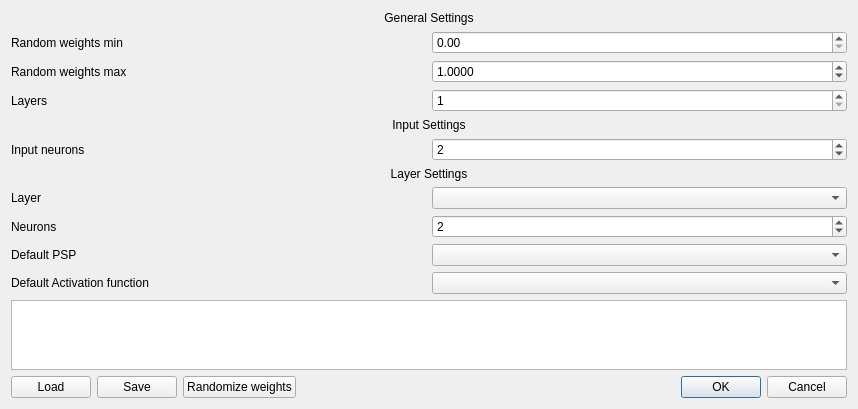
First picture: the form in NeuralNetwork/pl/edu/agh/neural/gui/creator/NetworkCreatorUi.ui, repository Pharisaeus/Neural, before the edit.
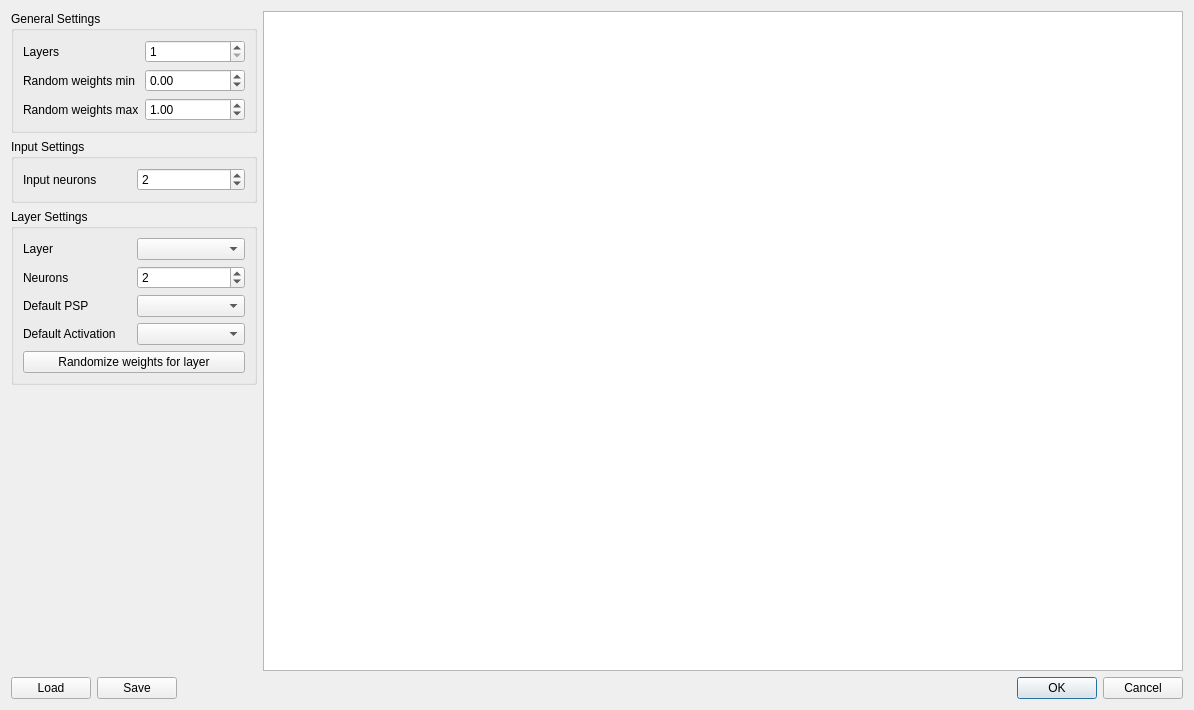
Second picture: the form after the edit.

Commit message: random weights for layers

Patch:
```diff
--- a/NeuralNetwork/pl/edu/agh/neural/gui/creator/NetworkCreatorUi.ui
+++ b/NeuralNetwork/pl/edu/agh/neural/gui/creator/NetworkCreatorUi.ui
@@ -6,56 +6,34 @@
    <rect>
     <x>0</x>
     <y>0</y>
-    <width>858</width>
-    <height>400</height>
+    <width>1194</width>
+    <height>710</height>
    </rect>
   </property>
   <property name="windowTitle">
    <string>Network creator</string>
   </property>
+  <layout class="QVBoxLayout" name="verticalLayout_2">
+   <item>
+    <layout class="QHBoxLayout" name="horizontalLayout_3">
+     <item>
   <layout class="QVBoxLayout" name="verticalLayout">
    <item>
-    <layout class="QGridLayout" name="gridLayout_2">
-     <item row="4" column="1">
-      <widget class="QDoubleSpinBox" name="maxWeights">
-       <property name="decimals">
-        <number>4</number>
-       </property>
-       <property name="minimum">
-        <double>-100.000000000000000</double>
-       </property>
-       <property name="maximum">
-        <double>100.000000000000000</double>
-       </property>
-       <property name="singleStep">
-        <double>0.500000000000000</double>
-       </property>
-       <property name="value">
-        <double>1.000000000000000</double>
-       </property>
-      </widget>
-     </item>
-     <item row="0" column="0" colspan="2">
-      <widget class="QLabel" name="label_2">
-       <property name="text">
+        <widget class="QGroupBox" name="groupBox_2">
+         <property name="title">
         <string>General Settings</string>
        </property>
-       <property name="scaledContents">
-        <bool>false</bool>
-       </property>
-       <property name="alignment">
-        <set>Qt::AlignCenter</set>
-       </property>
-      </widget>
-     </item>
-     <item row="6" column="0">
+         <layout class="QHBoxLayout" name="horizontalLayout_4">
+          <item>
+           <layout class="QGridLayout" name="gridLayout_2">
+            <item row="0" column="0">
       <widget class="QLabel" name="label">
        <property name="text">
         <string>Layers</string>
        </property>
       </widget>
      </item>
-     <item row="6" column="1">
+            <item row="0" column="1">
       <widget class="QSpinBox" name="layersEdit">
        <property name="minimum">
         <number>1</number>
@@ -68,59 +46,119 @@
        </property>
       </widget>
      </item>
-     <item row="4" column="0">
-      <widget class="QLabel" name="label_7">
-       <property name="text">
-        <string>Random weights max</string>
-       </property>
-      </widget>
-     </item>
-     <item row="3" column="1">
-      <widget class="QDoubleSpinBox" name="minWeights"/>
-     </item>
-     <item row="3" column="0">
+            <item row="1" column="0">
       <widget class="QLabel" name="label_6">
        <property name="text">
         <string>Random weights min</string>
        </property>
       </widget>
      </item>
-    </layout>
-   </item>
-   <item>
-    <layout class="QGridLayout" name="gridLayout">
-     <item row="0" column="0" colspan="2">
-      <widget class="QLabel" name="label_3">
+            <item row="1" column="1">
+             <widget class="QDoubleSpinBox" name="minWeights">
+              <property name="minimumSize">
+               <size>
+                <width>100</width>
+                <height>0</height>
+               </size>
+              </property>
+              <property name="minimum">
+               <double>-100.000000000000000</double>
+              </property>
+              <property name="maximum">
+               <double>100.000000000000000</double>
+              </property>
+             </widget>
+            </item>
+            <item row="2" column="0">
+             <widget class="QLabel" name="label_7">
        <property name="text">
+               <string>Random weights max</string>
+              </property>
+             </widget>
+            </item>
+            <item row="2" column="1">
+             <widget class="QDoubleSpinBox" name="maxWeights">
+              <property name="minimumSize">
+               <size>
+                <width>100</width>
+                <height>0</height>
+               </size>
+              </property>
+              <property name="decimals">
+               <number>2</number>
+              </property>
+              <property name="minimum">
+               <double>-100.000000000000000</double>
+              </property>
+              <property name="maximum">
+               <double>100.000000000000000</double>
+              </property>
+              <property name="singleStep">
+               <double>0.500000000000000</double>
+              </property>
+              <property name="value">
+               <double>1.000000000000000</double>
+              </property>
+             </widget>
+            </item>
+           </layout>
+          </item>
+         </layout>
+        </widget>
+       </item>
+       <item>
+        <widget class="QGroupBox" name="groupBox_3">
+         <property name="title">
         <string>Input Settings</string>
        </property>
-       <property name="alignment">
-        <set>Qt::AlignCenter</set>
+         <layout class="QVBoxLayout" name="verticalLayout_4">
+          <item>
+           <layout class="QGridLayout" name="gridLayout_3">
+            <item row="0" column="0">
+             <widget class="QLabel" name="label_5">
+              <property name="text">
+               <string>Input neurons</string>
        </property>
       </widget>
      </item>
-     <item row="4" column="0">
-      <widget class="QLabel" name="neuronsLabel">
-       <property name="text">
-        <string>Neurons</string>
-       </property>
-      </widget>
-     </item>
-     <item row="6" column="0">
-      <widget class="QLabel" name="activationLabel_2">
+            <item row="0" column="1">
+             <widget class="QSpinBox" name="inputNeuronsEdit">
+              <property name="minimum">
+               <number>1</number>
+              </property>
+              <property name="maximum">
+               <number>10</number>
+              </property>
+              <property name="value">
+               <number>2</number>
+              </property>
+             </widget>
+            </item>
+           </layout>
+          </item>
+         </layout>
+        </widget>
+       </item>
+       <item>
+        <widget class="QGroupBox" name="groupBox">
+         <property name="title">
+          <string>Layer Settings</string>
+         </property>
+         <layout class="QVBoxLayout" name="verticalLayout_3">
+          <item>
+           <layout class="QGridLayout" name="gridLayout">
+            <item row="0" column="0">
+             <widget class="QLabel" name="layerLabel">
        <property name="text">
-        <string>Default Activation function</string>
+               <string>Layer</string>
        </property>
       </widget>
      </item>
-     <item row="5" column="1">
-      <widget class="QComboBox" name="defaultPSPComboBox"/>
-     </item>
-     <item row="3" column="1">
+            <item row="0" column="1">
       <widget class="QComboBox" name="layerComboBox">
        <property name="minimumSize">
         <size>
-         <width>200</width>
+                <width>100</width>
          <height>0</height>
         </size>
        </property>
@@ -132,8 +170,21 @@
        </property>
       </widget>
      </item>
-     <item row="4" column="1">
+            <item row="1" column="0">
+             <widget class="QLabel" name="neuronsLabel">
+              <property name="text">
+               <string>Neurons</string>
+              </property>
+             </widget>
+            </item>
+            <item row="1" column="1">
       <widget class="QSpinBox" name="neuronsEdit">
+              <property name="minimumSize">
+               <size>
+                <width>100</width>
+                <height>0</height>
+               </size>
+              </property>
        <property name="minimum">
         <number>1</number>
        </property>
@@ -145,52 +196,64 @@
        </property>
       </widget>
      </item>
-     <item row="6" column="1">
-      <widget class="QComboBox" name="defaultActivationComboBox"/>
-     </item>
-     <item row="5" column="0">
+            <item row="2" column="0">
       <widget class="QLabel" name="pSPLabel_2">
        <property name="text">
         <string>Default PSP</string>
        </property>
       </widget>
      </item>
-     <item row="2" column="0" colspan="2">
-      <widget class="QLabel" name="label_4">
-       <property name="text">
-        <string>Layer Settings</string>
-       </property>
-       <property name="alignment">
-        <set>Qt::AlignCenter</set>
+            <item row="2" column="1">
+             <widget class="QComboBox" name="defaultPSPComboBox">
+              <property name="minimumSize">
+               <size>
+                <width>100</width>
+                <height>0</height>
+               </size>
        </property>
       </widget>
      </item>
      <item row="3" column="0">
-      <widget class="QLabel" name="layerLabel">
+             <widget class="QLabel" name="activationLabel_2">
        <property name="text">
-        <string>Layer</string>
+               <string>Default Activation</string>
        </property>
       </widget>
      </item>
-     <item row="1" column="0">
-      <widget class="QLabel" name="label_5">
+            <item row="3" column="1">
+             <widget class="QComboBox" name="defaultActivationComboBox">
+              <property name="minimumSize">
+               <size>
+                <width>100</width>
+                <height>0</height>
+               </size>
+              </property>
+             </widget>
+            </item>
+            <item row="6" column="0" colspan="2">
+             <widget class="QPushButton" name="randomizeWeightsButton">
        <property name="text">
-        <string>Input neurons</string>
+               <string>Randomize weights for layer</string>
        </property>
       </widget>
      </item>
-     <item row="1" column="1">
-      <widget class="QSpinBox" name="inputNeuronsEdit">
-       <property name="minimum">
-        <number>1</number>
-       </property>
-       <property name="maximum">
-        <number>10</number>
-       </property>
-       <property name="value">
-        <number>2</number>
-       </property>
-      </widget>
+           </layout>
+          </item>
+         </layout>
+        </widget>
+       </item>
+       <item>
+        <spacer name="verticalSpacer">
+         <property name="orientation">
+          <enum>Qt::Vertical</enum>
+         </property>
+         <property name="sizeHint" stdset="0">
+          <size>
+           <width>20</width>
+           <height>40</height>
+          </size>
+         </property>
+        </spacer>
      </item>
     </layout>
    </item>
@@ -204,6 +267,8 @@
      </attribute>
     </widget>
    </item>
+    </layout>
+   </item>
    <item>
     <layout class="QHBoxLayout" name="horizontalLayout_2">
      <item>
@@ -224,13 +289,6 @@
        </item>
       </layout>
      </item>
-     <item>
-      <widget class="QPushButton" name="randomizeWeightsButton">
-       <property name="text">
-        <string>Randomize weights</string>
-       </property>
-      </widget>
-     </item>
      <item>
       <spacer name="horizontalSpacer">
        <property name="orientation">
```
Lines whose indentation alone changed are shown as unchanged. The commit also changes 4 other files.
